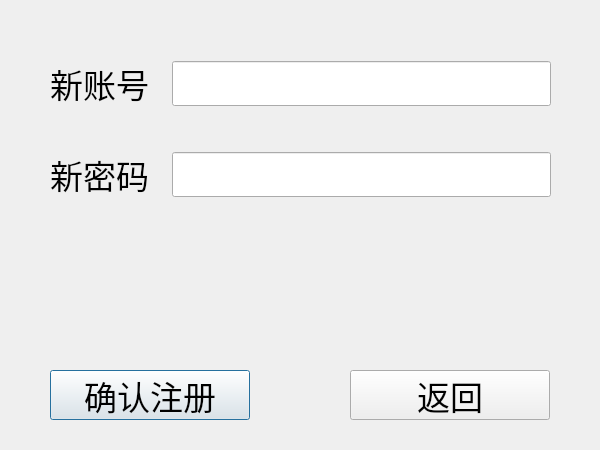
First picture: the form in ui/NewAccount.ui, repository YeshengSu/MapleStroyStarter, before the edit.
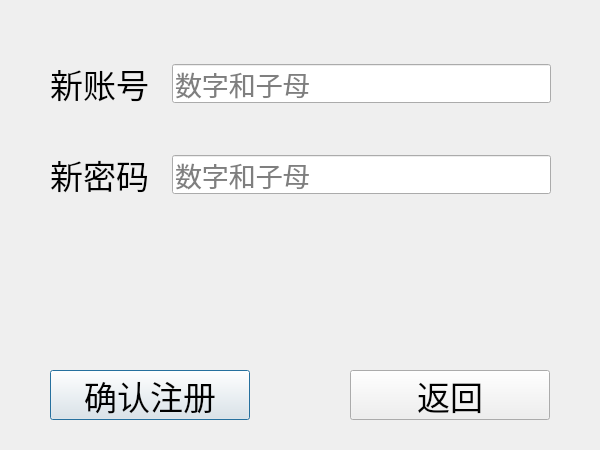
Second picture: the form after the edit. Icons and pictures are not drawn.

```diff
--- a/ui/NewAccount.ui
+++ b/ui/NewAccount.ui
@@ -81,9 +81,18 @@
        <widget class="QLineEdit" name="AccountEdit">
         <property name="font">
          <font>
-          <pointsize>25</pointsize>
+          <pointsize>20</pointsize>
          </font>
         </property>
+        <property name="maxLength">
+         <number>20</number>
+        </property>
+        <property name="placeholderText">
+         <string>数字和子母</string>
+        </property>
+        <property name="clearButtonEnabled">
+         <bool>false</bool>
+        </property>
        </widget>
       </item>
      </layout>
@@ -106,9 +115,18 @@
        <widget class="QLineEdit" name="NewPasswordEdit">
         <property name="font">
          <font>
-          <pointsize>25</pointsize>
+          <pointsize>20</pointsize>
          </font>
         </property>
+        <property name="maxLength">
+         <number>20</number>
+        </property>
+        <property name="echoMode">
+         <enum>QLineEdit::Password</enum>
+        </property>
+        <property name="placeholderText">
+         <string>数字和子母</string>
+        </property>
        </widget>
       </item>
      </layout>
```
